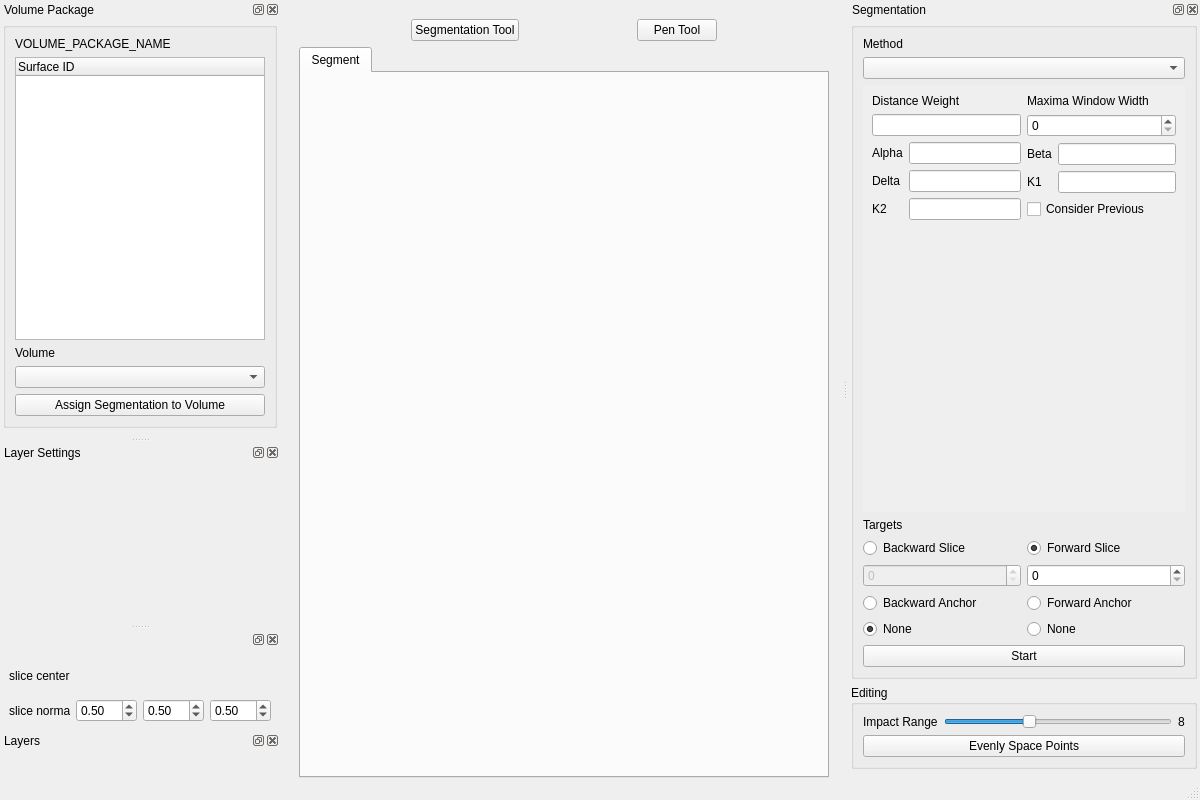
The window that volume-cartographer/apps/VC3D/VCMain.ui (SuperOptimizer/villa) describes before a commit, drawn with Qt 5.
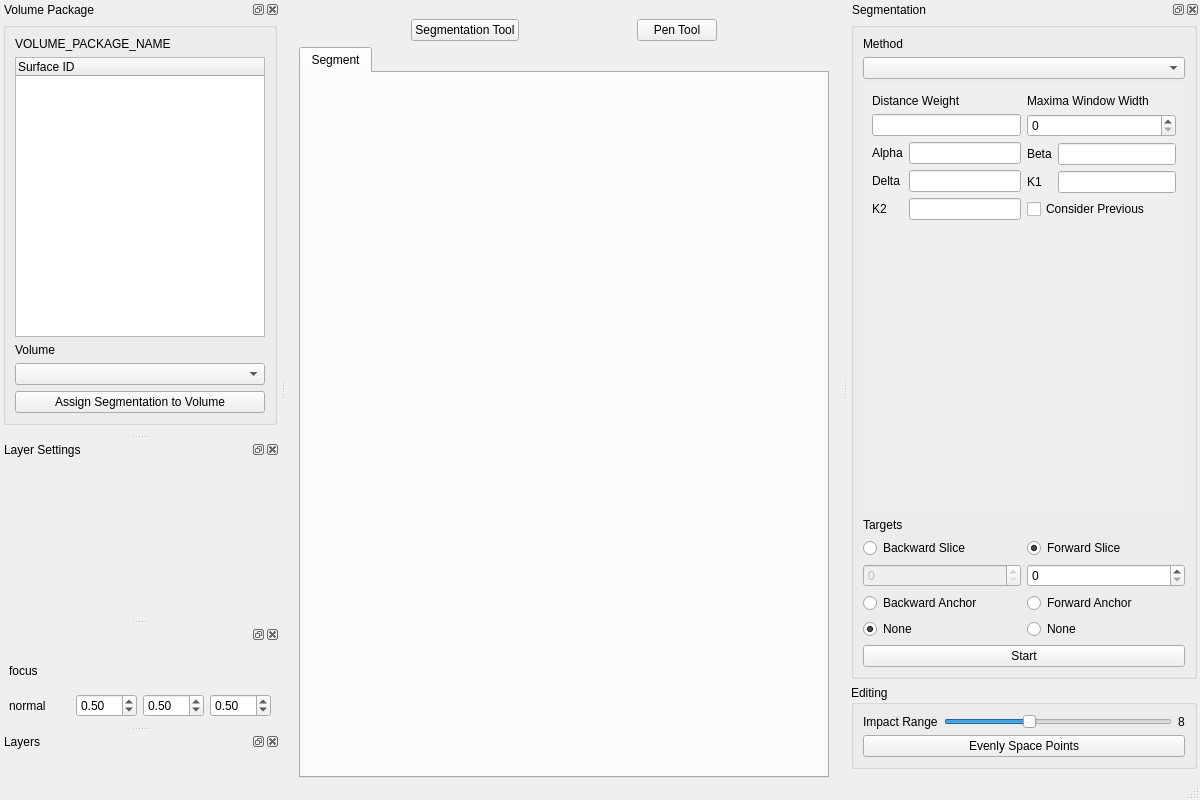
The same window after the commit. Icons and pictures are not drawn.

Commit message: show cursor 3d location again

```diff
--- a/volume-cartographer/apps/VC3D/VCMain.ui
+++ b/volume-cartographer/apps/VC3D/VCMain.ui
@@ -661,7 +661,7 @@
        <item row="0" column="0">
         <widget class="QLabel" name="label_9">
          <property name="text">
-          <string>slice center</string>
+          <string>focus</string>
          </property>
         </widget>
        </item>
@@ -700,7 +700,7 @@
        <item row="1" column="0">
         <widget class="QLabel" name="label_12">
          <property name="text">
-          <string>slice normal</string>
+          <string>normal</string>
          </property>
         </widget>
        </item>
```
Left out of the diff: 2 changed lines with no effect on the pictures. The commit also changes 1 other file.
